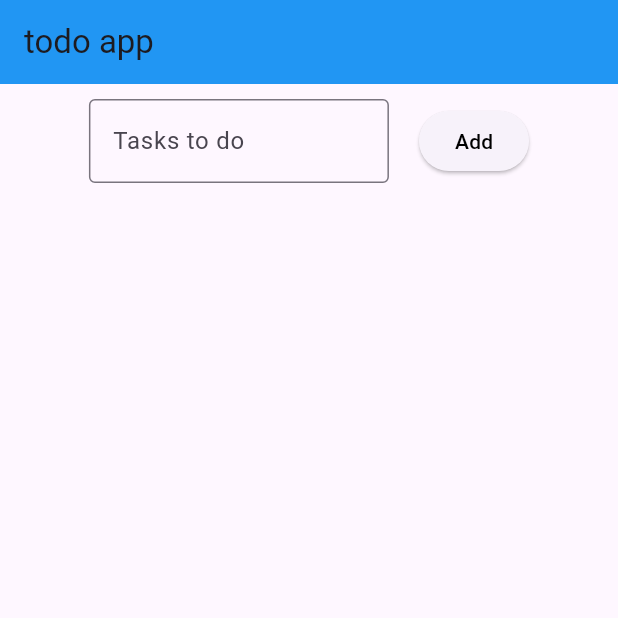
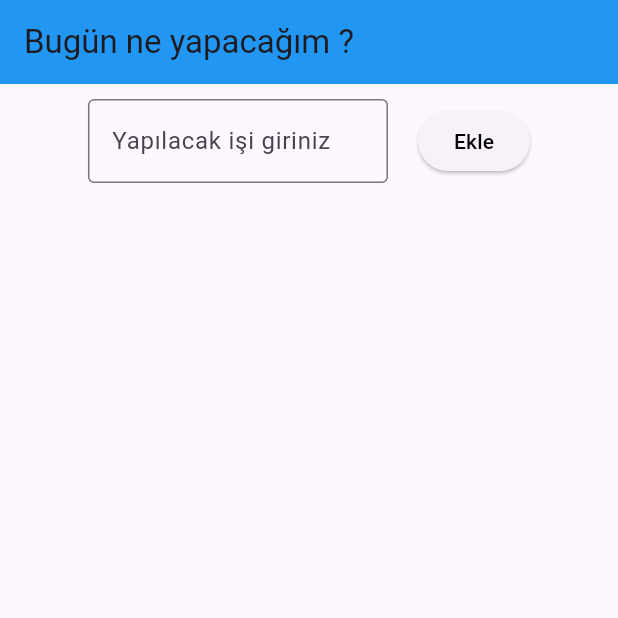
Before and after one commit to yunusemredurmus/flutter_app_first, a Flutter app: the screen it shows after launch, on a phone screen of 412 x 824 dp, the top half of it. Run offline on Flutter 3.47's test engine with Material 3 defaults, Android fonts, the phone set to English and light mode, and no system bars.

Commit message:
Update UI text and localization

```diff
--- a/lib/main.dart
+++ b/lib/main.dart
@@ -19,7 +19,7 @@ class _MainAppState extends State<MainApp> {
     return MaterialApp(
       home: Scaffold(
         appBar: AppBar(
-          title: Text('todo app'),
+          title: Text('Bugün ne yapacağım ?'),
           backgroundColor: Colors.blue,
         ),
         body: Column(
@@ -69,7 +69,7 @@ class _MainAppState extends State<MainApp> {
                   color: Colors.blue,
                 ),
               ),
-              hintText: "Tasks to do",
+              hintText: "Yapılacak işi giriniz",
             ),
           ),
         ),
@@ -84,7 +84,7 @@ class _MainAppState extends State<MainApp> {
                       })
                     : null;
               },
-              child: Text('Add', style: TextStyle(color: Colors.black))),
+              child: Text('Ekle', style: TextStyle(color: Colors.black))),
         ),
       ],
     );
```
Also changed, not shown: 2 other files.
